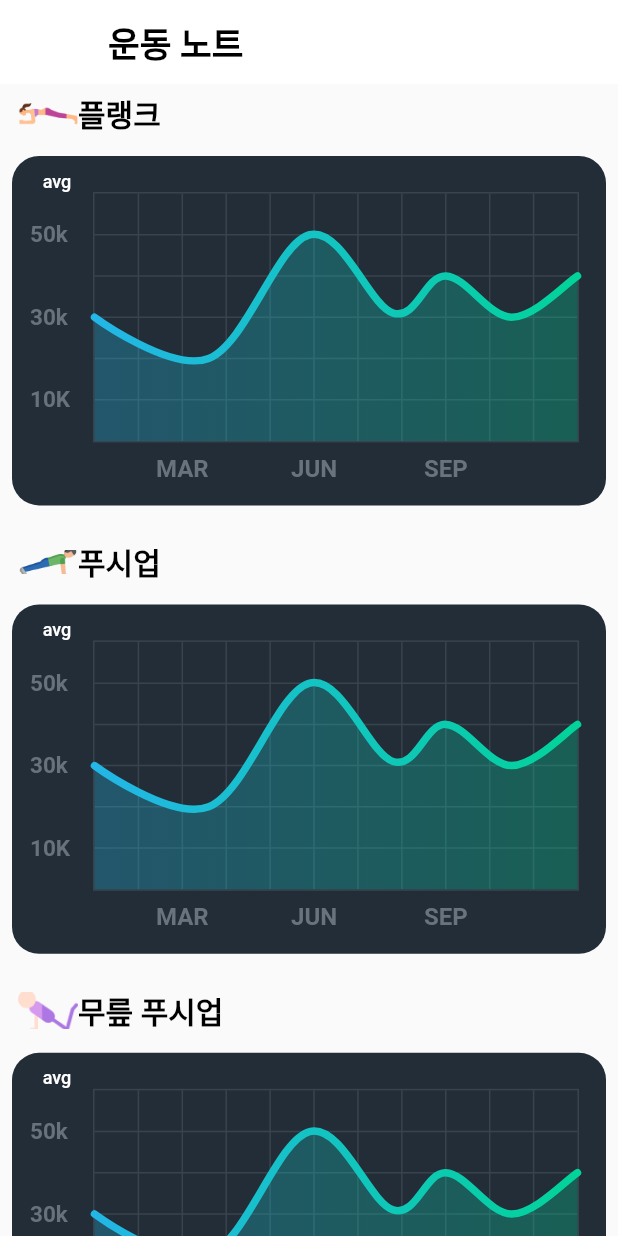
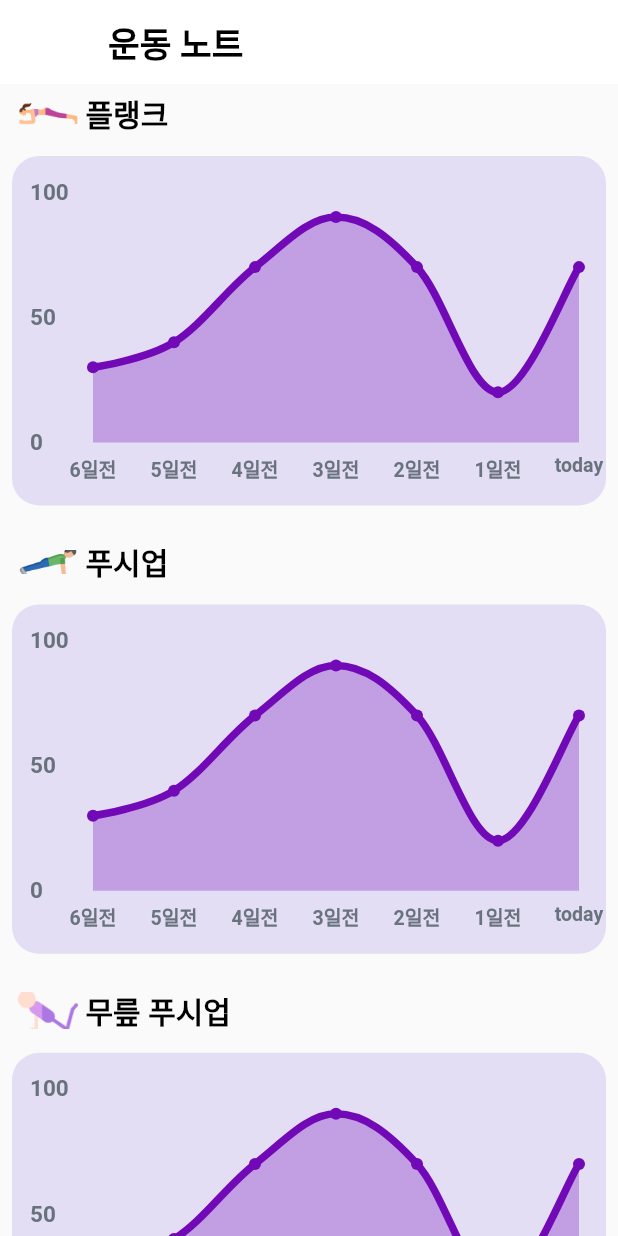
Before and after one commit to NaverMind/AIHealthCare, a Flutter app: the Note screen opened directly, on a phone screen of 412 x 824 dp. Run offline on Flutter 3.47's test engine with Material 2 defaults, Android fonts, the phone set to English and light mode, and no system bars; drawn by our look-alikes of fl_chart; our stand-ins replace file_picker, flutter_tts, introduction_screen, permission_handler, shared_preferences, youtube_player_flutter; missing offline and left inert: body_detection, circular_bottom_navigation; accounts and stored records are empty.

Commit message:
graph design 수정

```diff
--- a/senior_fit_1/lib/model/body_detection.dart
+++ b/senior_fit_1/lib/model/body_detection.dart
@@ -100,6 +100,7 @@ class _DetectPageState extends State<DetectPage> {
     });
   }
 
+
   Widget get _cameraDetectionView => SingleChildScrollView(
         child: Center(
           child: Column(
--- a/senior_fit_1/lib/screens/for_chart.dart
+++ b/senior_fit_1/lib/screens/for_chart.dart
@@ -10,8 +10,8 @@ class LineChartSample2 extends StatefulWidget {
 
 class _LineChartSample2State extends State<LineChartSample2> {
   List<Color> gradientColors = [
-    const Color(0xff23b6e6),
-    const Color(0xff02d39a),
+    const Color(0xff7209B7),
+    const Color(0xff7209B7),
   ];
 
   bool showAvg = false;
@@ -27,7 +27,7 @@ class _LineChartSample2State extends State<LineChartSample2> {
               borderRadius: BorderRadius.all(
                 Radius.circular(18),
               ),
-              color: Color(0xff232d37),
+              color: Color(0xffe4def5),
             ),
             child: Padding(
               padding: const EdgeInsets.only(
@@ -42,24 +42,6 @@ class _LineChartSample2State extends State<LineChartSample2> {
             ),
           ),
         ),
-        SizedBox(
-          width: 60,
-          height: 34,
-          child: TextButton(
-            onPressed: () {
-              setState(() {
-                showAvg = !showAvg;
-              });
-            },
-            child: Text(
-              'avg',
-              style: TextStyle(
-                fontSize: 12,
-                color: showAvg ? Colors.white.withOpacity(0.5) : Colors.white,
-              ),
-            ),
-          ),
-        ),
       ],
     );
   }
@@ -68,18 +50,30 @@ class _LineChartSample2State extends State<LineChartSample2> {
     const style = TextStyle(
       color: Color(0xff68737d),
       fontWeight: FontWeight.bold,
-      fontSize: 16,
+      fontSize: 13,
     );
     Widget text;
     switch (value.toInt()) {
+      case 0:
+        text = const Text('6일전', style: style);
+        break;
+      case 1:
+        text = const Text('5일전', style: style);
+        break;
       case 2:
-        text = const Text('MAR', style: style);
+        text = const Text('4일전', style: style);
+        break;
+      case 3:
+        text = const Text('3일전', style: style);
+        break;
+      case 4:
+        text = const Text('2일전', style: style);
         break;
       case 5:
-        text = const Text('JUN', style: style);
+        text = const Text('1일전', style: style);
         break;
-      case 8:
-        text = const Text('SEP', style: style);
+      case 6:
+        text = const Text('today', style: style);
         break;
       default:
         text = const Text('', style: style);
@@ -100,14 +94,14 @@ class _LineChartSample2State extends State<LineChartSample2> {
     );
     String text;
     switch (value.toInt()) {
-      case 1:
-        text = '10K';
-        break;
-      case 3:
-        text = '30k';
+      case 0:
+        text = '0';
         break;
       case 5:
-        text = '50k';
+        text = '50';
+        break;
+      case 10:
+        text = '100';
         break;
       default:
         return Container();
@@ -119,20 +113,20 @@ class _LineChartSample2State extends State<LineChartSample2> {
   LineChartData mainData() {
     return LineChartData(
       gridData: FlGridData(
-        show: true,
+        show: false,
         drawVerticalLine: true,
         horizontalInterval: 1,
         verticalInterval: 1,
         getDrawingHorizontalLine: (value) {
           return FlLine(
-            color: const Color(0xff37434d),
+            color: const Color(0xffe4def5),
             strokeWidth: 1,
           );
         },
         getDrawingVerticalLine: (value) {
           return FlLine(
-            color: const Color(0xff37434d),
-            strokeWidth: 1,
+            color: const Color(0xffc1aff5),
+            strokeWidth: 5,
           );
         },
       ),
@@ -162,23 +156,23 @@ class _LineChartSample2State extends State<LineChartSample2> {
         ),
       ),
       borderData: FlBorderData(
-        show: true,
+        show: false,
         border: Border.all(color: const Color(0xff37434d)),
       ),
       minX: 0,
-      maxX: 11,
+      maxX: 6,
       minY: 0,
-      maxY: 6,
+      maxY: 10,
       lineBarsData: [
         LineChartBarData(
           spots: const [
             FlSpot(0, 3),
-            FlSpot(2.6, 2),
-            FlSpot(4.9, 5),
-            FlSpot(6.8, 3.1),
-            FlSpot(8, 4),
-            FlSpot(9.5, 3),
-            FlSpot(11, 4),
+            FlSpot(1, 4),
+            FlSpot(2, 7),
+            FlSpot(3, 9),
+            FlSpot(4, 7),
+            FlSpot(5, 2),
+            FlSpot(6, 7),
           ],
           isCurved: true,
           gradient: LinearGradient(
@@ -187,7 +181,7 @@ class _LineChartSample2State extends State<LineChartSample2> {
           barWidth: 5,
           isStrokeCapRound: true,
           dotData: FlDotData(
-            show: false,
+            show: true,
           ),
           belowBarData: BarAreaData(
             show: true,
@@ -260,12 +254,12 @@ class _LineChartSample2State extends State<LineChartSample2> {
         LineChartBarData(
           spots: const [
             FlSpot(0, 3.44),
-            FlSpot(2.6, 3.44),
-            FlSpot(4.9, 3.44),
-            FlSpot(6.8, 3.44),
-            FlSpot(8, 3.44),
-            FlSpot(9.5, 3.44),
-            FlSpot(11, 3.44),
+            FlSpot(1, 3.44),
+            FlSpot(2, 3.44),
+            FlSpot(3, 3.44),
+            FlSpot(4, 3.44),
+            FlSpot(5, 3.44),
+            FlSpot(6, 3.44),
           ],
           isCurved: true,
           gradient: LinearGradient(
```
Also changed, not shown: senior_fit_1/lib/screens/note.dart (+4 -4 lines).
